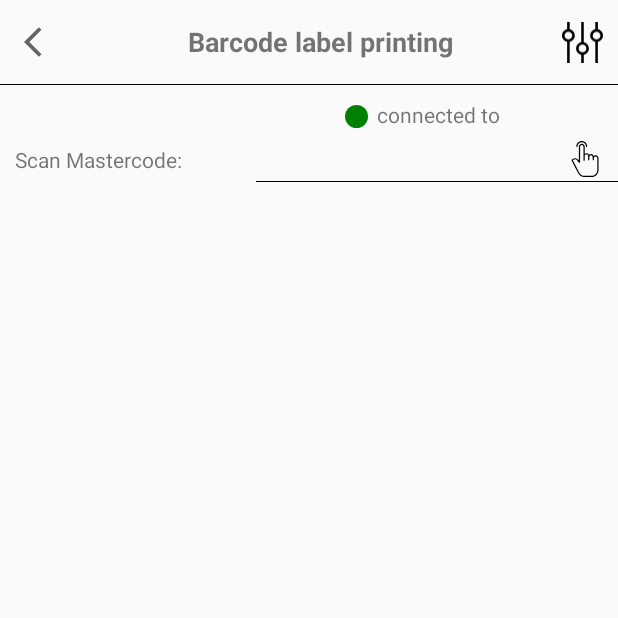
After one commit to Sayed-Siam123/ToolBox2, an Android app: the LabelPrintActivity screen opened directly, with no data from a screen before it, on a phone screen of 412 x 824 dp, the top half of it. The commit adds this screen. Run offline under Robolectric (Android 15) with nearby library versions, the phone set to English and light mode, and no system bars; our stand-ins replace Room's generated code, data binding.

Commit message:
label printing

```diff
--- a/app/src/main/java/com/rapples/arafat/toolbox2/view/activity/BarcodeComparisonActivity.java
+++ b/app/src/main/java/com/rapples/arafat/toolbox2/view/activity/BarcodeComparisonActivity.java
@@ -536,7 +536,6 @@ public class BarcodeComparisonActivity extends AppCompatActivity {
         InputMethodManager imm = (InputMethodManager) view.getContext().getSystemService(Context.INPUT_METHOD_SERVICE);
         imm.toggleSoftInput(InputMethodManager.SHOW_FORCED, InputMethodManager.HIDE_IMPLICIT_ONLY);
         checkBrodcastReceiver();
-
     }
 
     public void backComparison(View view) {
--- a/app/src/main/java/com/rapples/arafat/toolbox2/view/activity/HomeActivity.java
+++ b/app/src/main/java/com/rapples/arafat/toolbox2/view/activity/HomeActivity.java
@@ -154,6 +154,12 @@ public class HomeActivity extends AppCompatActivity implements NavigationView.On
 
     }
 
+    public void label_printing(View v) {
+        Log.d("Label print", "onNavigationItemSelected: Label print");
+        startActivity(new Intent(HomeActivity.this, LabelPrintActivity.class));
+
+    }
+
 
     @Override
     public void onBackPressed() {
--- /dev/null
+++ b/app/src/main/java/com/rapples/arafat/toolbox2/view/activity/LabelPrintActivity.java
@@ -0,0 +1,115 @@
+package com.rapples.arafat.toolbox2.view.activity;
+
+import androidx.appcompat.app.AppCompatActivity;
+import androidx.databinding.DataBindingUtil;
+import androidx.recyclerview.widget.ItemTouchHelper;
+import androidx.recyclerview.widget.LinearLayoutManager;
+import androidx.recyclerview.widget.RecyclerView;
+
+import android.app.Activity;
+import android.content.Context;
+import android.os.Bundle;
+import android.util.Log;
+import android.view.View;
+import android.view.inputmethod.InputMethodManager;
+
+import com.rapples.arafat.toolbox2.Database.MasterData_DB;
+import com.rapples.arafat.toolbox2.Database.MasterExecutor;
+import com.rapples.arafat.toolbox2.R;
+import com.rapples.arafat.toolbox2.databinding.ActivityLabelPrintBinding;
+import com.rapples.arafat.toolbox2.model.Masterdata;
+import com.rapples.arafat.toolbox2.view.adapter.CustomMasterDataAdapter;
+
+import java.util.ArrayList;
+import java.util.List;
+
+public class LabelPrintActivity extends AppCompatActivity {
+
+    private boolean isScannerOpenTrue = true;
+
+    private ActivityLabelPrintBinding binding;
+    private boolean flag = false;
+    private boolean ScannerOpen = true;
+    private List<Masterdata> masterDataList;
+
+    @Override
+    protected void onCreate(Bundle savedInstanceState) {
+        super.onCreate(savedInstanceState);
+        binding = DataBindingUtil.setContentView(this,R.layout.activity_label_print);
+        binding.underline.setVisibility(View.INVISIBLE);
+        init();
+        setDataIntoMaster();
+    }
+
+
+    public void openKeyboard(View view) {
+        binding.scanBarcodeLL.setVisibility(View.GONE);
+        binding.editbarcodeLL.setVisibility(View.VISIBLE);
+        binding.underline.setVisibility(View.GONE);
+        ScannerOpen = false;
+        binding.masterbarCodeFromET.requestFocus();
+        InputMethodManager imm = (InputMethodManager) view.getContext().getSystemService(Context.INPUT_METHOD_SERVICE);
+        imm.toggleSoftInput(InputMethodManager.SHOW_FORCED, InputMethodManager.HIDE_IMPLICIT_ONLY);
+        checkDatainMasterList();
+    }
+
+    public void openScanner(View view) {
+        binding.scanBarcodeLL.setVisibility(View.VISIBLE);
+        binding.editbarcodeLL.setVisibility(View.GONE);
+        binding.underline.setVisibility(View.GONE);
+        ScannerOpen = true;
+        disableFocus();
+        hideKeyboard(this);
+    }
+
+    public static void hideKeyboard(Activity activity) {
+        InputMethodManager imm = (InputMethodManager) activity.getSystemService(Activity.INPUT_METHOD_SERVICE);
+        View view = activity.getCurrentFocus();
+        if (view == null) {
+            view = new View(activity);
+        }
+        imm.hideSoftInputFromWindow(view.getWindowToken(), 0);
+    }
+
+    private void disableFocus() {
+        InputMethodManager imm = (InputMethodManager) getSystemService(Activity.INPUT_METHOD_SERVICE);
+        imm.toggleSoftInput(InputMethodManager.HIDE_IMPLICIT_ONLY, 0);
+    }
+
+    public void backLabel(View view) {
+        onBackPressed();
+        hideKeyboard(this);
+    }
+
+    private void setDataIntoMaster() {
+
+        MasterExecutor.getInstance().diskIO().execute(new Runnable() {
+            @Override
+            public void run() {
+                masterDataList = MasterData_DB.getInstance(getApplicationContext()).MasterdataDao().loadAllData();
+                Log.d("TAG", "run: "+masterDataList.size());
+            }
+        });
+    }
+
+
+    private void init() {
+        masterDataList = new ArrayList<>();
+    }
+
+
+    public void checkDatainMasterList(){
+        if(ScannerOpen){
+            Log.d("TAG", "checkDatainMasterList: ");
+        }
+
+        else{
+            Log.d("TAG", "checkDatainMasterList: ");
+
+
+        }
+    }
+
+
+
+}
--- /dev/null
+++ b/app/src/main/res/drawable/circular_shape.xml
@@ -0,0 +1,6 @@
+<?xml version="1.0" encoding="utf-8"?>
+<shape xmlns:android="http://schemas.android.com/apk/res/android"
+    android:shape="oval">
+    <solid
+        android:color="#008000"/>
+</shape>
--- /dev/null
+++ b/app/src/main/res/layout/activity_appbar_label_print.xml
@@ -0,0 +1,61 @@
+<?xml version="1.0" encoding="utf-8"?>
+<layout xmlns:android="http://schemas.android.com/apk/res/android"
+    xmlns:tools="http://schemas.android.com/tools"
+    xmlns:app="http://schemas.android.com/apk/res-auto">
+
+
+
+        <RelativeLayout
+            android:layout_width="match_parent"
+            android:layout_height="match_parent">
+
+            <androidx.appcompat.widget.Toolbar
+                android:id="@+id/toolbar"
+                android:layout_width="match_parent"
+                android:layout_height="?attr/actionBarSize"
+                android:elevation="10dp">
+
+                <RelativeLayout
+                    android:visibility="visible"
+                    android:id="@+id/defaultToolBar"
+                    android:layout_width="match_parent"
+                    android:layout_height="match_parent">
+
+                    <ImageView
+                        android:layout_width="wrap_content"
+                        android:layout_height="wrap_content"
+                        android:layout_centerVertical="true"
+                        android:onClick="backLabel"
+                        android:src="@drawable/ic_back_ios" />
+
+                    <ImageView
+                        android:layout_width="27dp"
+                        android:layout_height="match_parent"
+                        android:layout_alignParentRight="true"
+                        android:layout_centerVertical="true"
+                        android:layout_marginRight="10dp"
+                        android:onClick="openSettingsModule"
+                        android:src="@drawable/ic_equalizer" />
+
+                    <TextView
+                        android:layout_width="wrap_content"
+                        android:layout_height="wrap_content"
+                        android:layout_centerHorizontal="true"
+                        android:layout_centerVertical="true"
+                        android:text="Barcode label printing"
+                        android:textSize="18sp"
+                        android:textStyle="bold" />
+                </RelativeLayout>
+
+
+            </androidx.appcompat.widget.Toolbar>
+
+            <View
+                android:layout_width="match_parent"
+                android:layout_height="0.5dp"
+                android:layout_below="@+id/toolbar"
+                android:background="@color/black" />
+
+        </RelativeLayout>
+
+</layout>
--- /dev/null
+++ b/app/src/main/res/layout/activity_label_print.xml
@@ -0,0 +1,284 @@
+<?xml version="1.0" encoding="utf-8"?>
+<layout xmlns:android="http://schemas.android.com/apk/res/android">
+
+    <RelativeLayout
+        android:layout_width="match_parent"
+        android:layout_height="match_parent">
+
+        <LinearLayout
+            android:layout_width="match_parent"
+            android:layout_height="wrap_content"
+            android:orientation="vertical">
+
+            <include
+                layout="@layout/activity_appbar_label_print"
+                android:layout_width="match_parent"
+                android:layout_height="match_parent" />
+
+            <LinearLayout
+                android:layout_marginTop="10dp"
+                android:layout_width="match_parent"
+                android:layout_height="wrap_content"
+                android:orientation="horizontal">
+
+                <View
+                    android:layout_marginTop="3dp"
+                    android:layout_marginLeft="230dp"
+                    android:layout_width="15dp"
+                    android:layout_height="15dp"
+                    android:background="@drawable/circular_shape">
+                </View>
+
+
+                <TextView
+                    android:layout_marginLeft="6dp"
+                    android:layout_width="wrap_content"
+                    android:layout_height="wrap_content"
+                    android:text="connected to">
+
+                </TextView>
+
+            </LinearLayout>
+
+
+            <LinearLayout
+                android:visibility="visible"
+                android:layout_marginTop="5dp"
+                android:layout_width="match_parent"
+                android:layout_height="wrap_content"
+                android:gravity="center_vertical"
+                android:orientation="horizontal">
+
+                <TextView
+                    android:layout_width="0dp"
+                    android:layout_height="wrap_content"
+                    android:layout_weight="0.4"
+                    android:layout_marginLeft="10dp"
+                    android:text="@string/scan_mastercode" />
+
+                <RelativeLayout
+                    android:layout_weight="0.6"
+                    android:layout_width="0dp"
+                    android:layout_height="30dp">
+
+                    <LinearLayout
+                        android:id="@+id/editbarcodeLL"
+                        android:layout_width="match_parent"
+                        android:layout_height="wrap_content"
+                        android:orientation="horizontal"
+                        android:visibility="gone">
+
+                        <EditText
+                            android:id="@+id/masterbarCodeFromET"
+                            android:layout_weight="1"
+                            android:layout_width="0dp"
+                            android:layout_height="40dp"
+                            android:imeOptions="actionDone"
+                            android:singleLine="true"
+                            android:background="@android:color/transparent"
+                            />
+
+                        <ImageView
+                            android:onClick="openScanner"
+                            android:layout_width="wrap_content"
+                            android:layout_height="34dp"
+                            android:layout_marginRight="10dp"
+                            android:layout_gravity="center_vertical"
+                            android:src="@drawable/ic_bar_code" />
+
+                    </LinearLayout>
+
+                    <LinearLayout
+                        android:id="@+id/scanBarcodeLL"
+                        android:visibility="visible"
+                        android:layout_width="match_parent"
+                        android:layout_height="wrap_content"
+                        android:orientation="horizontal">
+
+                        <EditText
+                            android:id="@+id/masterbarCodeFromSCET"
+                            android:layout_weight="1"
+                            android:layout_width="0dp"
+                            android:layout_height="40dp"
+                            android:imeOptions="actionDone"
+                            android:singleLine="true"
+                            android:background="@android:color/transparent"
+                            />
+
+                        <ImageView
+                            android:onClick="openKeyboard"                            android:layout_width="wrap_content"
+                            android:layout_height="wrap_content"
+                            android:layout_marginRight="10dp"
+                            android:layout_gravity="center_vertical"
+                            android:src="@drawable/ic_tap"/>
+
+                    </LinearLayout>
+
+
+                    <View
+                        android:layout_width="match_parent"
+                        android:layout_height="0.5dp"
+                        android:background="@color/black"
+                        android:layout_alignParentBottom="true"/>
+
+
+                </RelativeLayout>
+
+
+            </LinearLayout>
+
+
+            <LinearLayout
+                android:visibility="gone"
+                android:layout_width="match_parent"
+                android:layout_height="wrap_content"
+                android:orientation="vertical">
+
+                <LinearLayout
+                    android:layout_marginTop="5dp"
+                    android:layout_width="match_parent"
+                    android:layout_height="wrap_content"
+                    android:gravity="center_vertical"
+                    android:orientation="horizontal">
+
+                    <TextView
+                        android:layout_width="0dp"
+                        android:layout_height="wrap_content"
+                        android:layout_weight="0.4"
+                        android:layout_marginLeft="10dp"
+                        android:text="Barcode" />
+
+                    <RelativeLayout
+                        android:layout_weight="0.6"
+                        android:layout_width="0dp"
+                        android:layout_height="30dp">
+
+                        <LinearLayout
+                            android:visibility="visible"
+                            android:layout_width="match_parent"
+                            android:layout_height="wrap_content"
+                            android:orientation="horizontal">
+
+                            <EditText
+                                android:layout_weight="1"
+                                android:layout_width="0dp"
+                                android:layout_height="40dp"
+                                android:imeOptions="actionDone"
+                                android:singleLine="true"
+                                android:background="@android:color/transparent" />
+
+                        </LinearLayout>
+
+
+                        <View
+                            android:layout_width="match_parent"
+                            android:layout_height="0.5dp"
+                            android:background="@color/black"
+                            android:layout_alignParentBottom="true"/>
+
+                    </RelativeLayout>
+
+
+                </LinearLayout>
+
+
+                <LinearLayout
+                    android:layout_marginTop="5dp"
+                    android:layout_width="match_parent"
+                    android:layout_height="wrap_content"
+                    android:gravity="center_vertical"
+                    android:orientation="horizontal">
+
+                    <TextView
+                        android:layout_width="0dp"
+                        android:layout_height="wrap_content"
+                        android:layout_weight="0.4"
+                        android:layout_marginLeft="10dp"
+                        android:text="Description" />
+
+                    <RelativeLayout
+                        android:layout_weight="0.6"
+                        android:layout_width="0dp"
+                        android:layout_height="30dp">
+
+                        <LinearLayout
+                            android:visibility="visible"
+                            android:layout_width="match_parent"
+                            android:layout_height="wrap_content"
+                            android:orientation="horizontal">
+
+                            <EditText
+                                android:layout_weight="1"
+                                android:layout_width="0dp"
+                                android:layout_height="40dp"
+                                android:imeOptions="actionDone"
+                                android:singleLine="true"
+                                android:background="@android:color/transparent" />
+
+                        </LinearLayout>
+
+
+                    </RelativeLayout>
+
+
+                </LinearLayout>
+
+
+
+                <LinearLayout
+                    android:layout_marginTop="5dp"
+                    android:layout_width="match_parent"
+                    android:layout_height="wrap_content"
+                    android:gravity="center_vertical"
+                    android:orientation="horizontal">
+
+                    <TextView
+                        android:layout_width="0dp"
+                        android:layout_height="wrap_content"
+                        android:layout_weight="0.4"
+                        android:layout_marginLeft="10dp"
+                        android:text="Price" />
+
+                    <RelativeLayout
+                        android:layout_weight="0.6"
+                        android:layout_width="0dp"
+                        android:layout_height="30dp">
+
+                        <LinearLayout
+                            android:visibility="visible"
+                            android:layout_width="match_parent"
+                            android:layout_height="wrap_content"
+                            android:orientation="horizontal">
+
+                            <EditText
+                                android:layout_weight="1"
+                                android:layout_width="0dp"
+                                android:layout_height="40dp"
+                                android:imeOptions="actionDone"
+                                android:singleLine="true"
+                                android:background="@android:color/transparent" />
+
+                        </LinearLayout>
+
+
+                    </RelativeLayout>
+
+
+                </LinearLayout>
+
+
+            </LinearLayout>
+
+            <View
+                android:id="@+id/underline"
+                android:layout_width="match_parent"
+                android:layout_height="0.5dp"
+                android:background="@color/black"
+                android:layout_alignParentBottom="true"/>
+
+        </LinearLayout>
+
+
+    </RelativeLayout>
+
+</layout>
--- a/app/src/main/res/layout/home_menus.xml
+++ b/app/src/main/res/layout/home_menus.xml
@@ -128,6 +128,7 @@
             <LinearLayout
                 android:layout_width="match_parent"
                 android:layout_height="80dp"
+                android:onClick="label_printing"
                 android:orientation="horizontal"
                 android:background="@drawable/card_layout">
 
```
Also changed, not shown: app/src/main/AndroidManifest.xml (+6 -4 lines), 98 other files.
